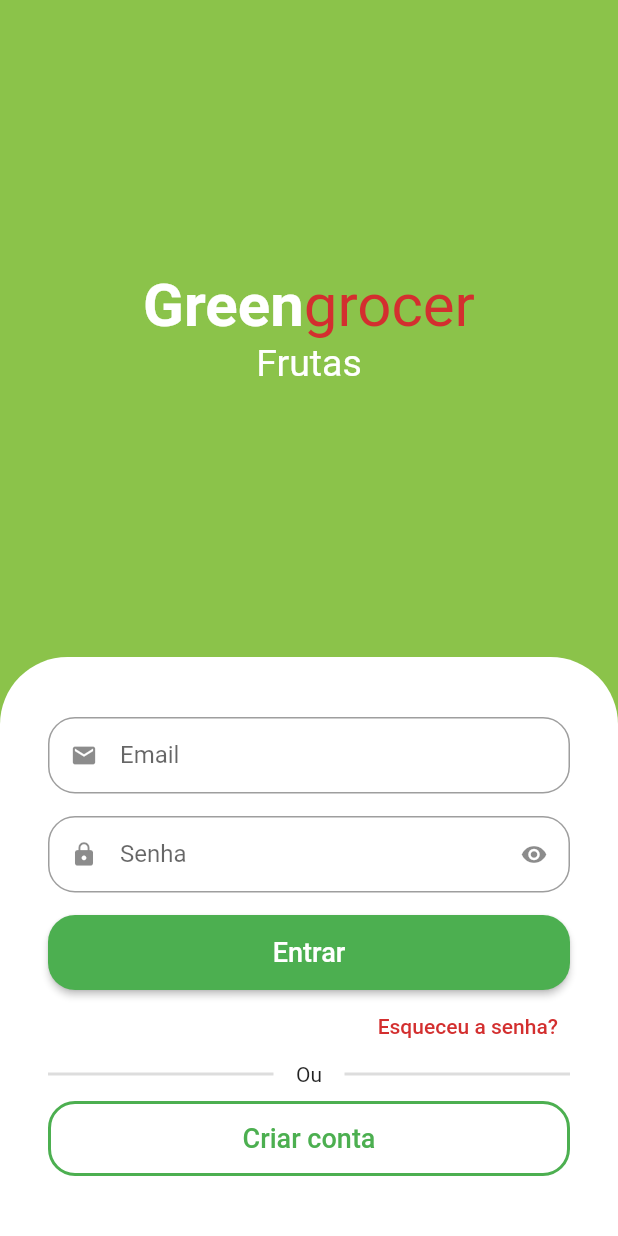
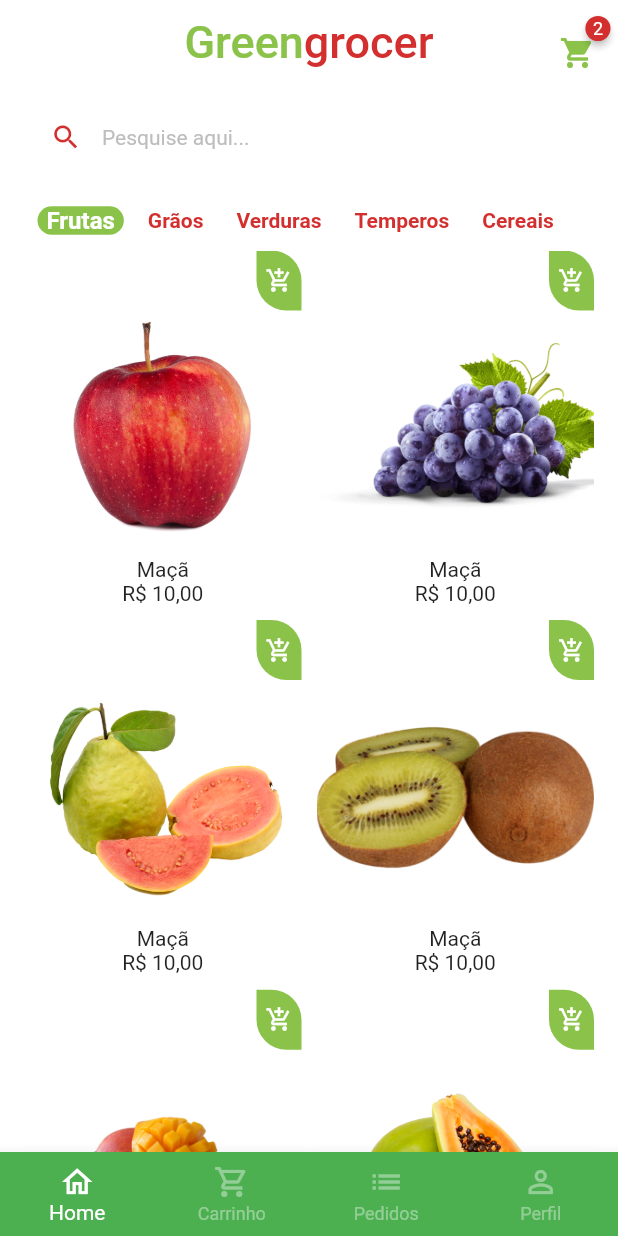
Before and after one commit to jvmMachado/greengrocer, a Flutter app: the screen it shows after launch, after a tap on "Entrar", on a phone screen of 412 x 824 dp. Run offline on Flutter 3.47's test engine with Material 2 defaults, Android fonts, the phone set to English and light mode, and no system bars; drawn by our look-alikes of animated_text_kit, badges; our stand-ins replace mask_text_input_formatter.

Commit message:
add img assets and start products grid on home page

```diff
--- a/lib/main.dart
+++ b/lib/main.dart
@@ -1,6 +1,5 @@
 import 'package:flutter/material.dart';
-
-import 'src/auth/sign_in_screen.dart';
+import 'package:greengrocer/src/pages/auth/sign_in_screen.dart';
 
 void main() {
   runApp(const MyApp());
@@ -16,6 +15,7 @@ class MyApp extends StatelessWidget {
       title: 'Flutter Demo',
       theme: ThemeData(
         primarySwatch: Colors.green,
+        scaffoldBackgroundColor: Colors.white.withAlpha(190),
       ),
       debugShowCheckedModeBanner: false,
       home: const SignInScreen(),
--- /dev/null
+++ b/lib/src/config/app_data.dart
@@ -0,0 +1,73 @@
+import '../models/item_model.dart';
+
+ItemModel apple = ItemModel(
+  description:
+      'A melhor maçã da região e que conta com o melhor preço de qualquer quitanda. Este item conta com vitaminas essenciais para o fortalecimento corporal, resultando em uma vida saudável.',
+  imgUrl: 'assets/fruits/apple.png',
+  itemName: 'Maçã',
+  price: 5.5,
+  unit: 'kg',
+);
+
+ItemModel grape = ItemModel(
+  imgUrl: 'assets/fruits/grape.png',
+  itemName: 'Uva',
+  price: 7.4,
+  unit: 'kg',
+  description:
+      'A melhor uva da região e que conta com o melhor preço de qualquer quitanda. Este item conta com vitaminas essenciais para o fortalecimento corporal, resultando em uma vida saudável.',
+);
+
+ItemModel guava = ItemModel(
+  imgUrl: 'assets/fruits/guava.png',
+  itemName: 'Goiaba',
+  price: 11.5,
+  unit: 'kg',
+  description:
+      'A melhor goiaba da região e que conta com o melhor preço de qualquer quitanda. Este item conta com vitaminas essenciais para o fortalecimento corporal, resultando em uma vida saudável.',
+);
+
+ItemModel kiwi = ItemModel(
+  imgUrl: 'assets/fruits/kiwi.png',
+  itemName: 'Kiwi',
+  price: 2.5,
+  unit: 'un',
+  description:
+      'O melhor kiwi da região e que conta com o melhor preço de qualquer quitanda. Este item conta com vitaminas essenciais para o fortalecimento corporal, resultando em uma vida saudável.',
+);
+
+ItemModel mango = ItemModel(
+  imgUrl: 'assets/fruits/mango.png',
+  itemName: 'Manga',
+  price: 2.5,
+  unit: 'un',
+  description:
+      'A melhor manga da região e que conta com o melhor preço de qualquer quitanda. Este item conta com vitaminas essenciais para o fortalecimento corporal, resultando em uma vida saudável.',
+);
+
+ItemModel papaya = ItemModel(
+  imgUrl: 'assets/fruits/papaya.png',
+  itemName: 'Mamão papaya',
+  price: 8,
+  unit: 'kg',
+  description:
+      'O melhor mamão da região e que conta com o melhor preço de qualquer quitanda. Este item conta com vitaminas essenciais para o fortalecimento corporal, resultando em uma vida saudável.',
+);
+
+// Lista de produtos
+List<ItemModel> items = [
+  apple,
+  grape,
+  guava,
+  kiwi,
+  mango,
+  papaya,
+];
+
+List<String> categories = [
+  'Frutas',
+  'Grãos',
+  'Verduras',
+  'Temperos',
+  'Cereais',
+];
--- /dev/null
+++ b/lib/src/models/item_model.dart
@@ -0,0 +1,15 @@
+class ItemModel {
+  String itemName;
+  String imgUrl;
+  String unit;
+  double price;
+  String description;
+
+  ItemModel({
+    required this.itemName,
+    required this.imgUrl,
+    required this.unit,
+    required this.price,
+    required this.description,
+  });
+}
--- a/lib/src/auth/sign_in_screen.dart
+++ b/lib/src/pages/auth/sign_in_screen.dart
@@ -1,8 +1,9 @@
 import 'package:animated_text_kit/animated_text_kit.dart';
 import 'package:flutter/material.dart';
-import 'package:greengrocer/src/auth/sign_up_screen.dart';
 import 'package:greengrocer/src/config/custom_colors.dart';
+import 'package:greengrocer/src/pages/auth/sign_up_screen.dart';
 
+import '../base/base_screen.dart';
 import 'components/custom_text_field.dart';
 
 class SignInScreen extends StatelessWidget {
@@ -94,7 +95,15 @@ class SignInScreen extends StatelessWidget {
                             borderRadius: BorderRadius.circular(18),
                           ),
                         ),
-                        onPressed: () {},
+                        onPressed: () {
+                          Navigator.of(context).pushReplacement(
+                            MaterialPageRoute(
+                              builder: (c) {
+                                return const BaseScreen();
+                              },
+                            ),
+                          );
+                        },
                         child: const Text(
                           'Entrar',
                           style: TextStyle(fontSize: 18),
--- a/lib/src/auth/sign_up_screen.dart
+++ b/lib/src/pages/auth/sign_up_screen.dart
@@ -1,7 +1,8 @@
 import 'package:flutter/material.dart';
-import 'package:greengrocer/src/auth/components/custom_text_field.dart';
 import 'package:greengrocer/src/config/custom_colors.dart';
 import 'package:mask_text_input_formatter/mask_text_input_formatter.dart';
+
+import 'components/custom_text_field.dart';
 
 class SignUpScreen extends StatelessWidget {
   SignUpScreen({Key? key}) : super(key: key);
--- /dev/null
+++ b/lib/src/pages/base/base_screen.dart
@@ -0,0 +1,58 @@
+import 'package:flutter/material.dart';
+
+import '../home/home_tab.dart';
+
+class BaseScreen extends StatefulWidget {
+  const BaseScreen({Key? key}) : super(key: key);
+
+  @override
+  State<BaseScreen> createState() => _BaseScreenState();
+}
+
+class _BaseScreenState extends State<BaseScreen> {
+  int selectedItem = 0;
+  final pageController = PageController();
+
+  @override
+  Widget build(BuildContext context) {
+    return Scaffold(
+      body: PageView(
+        physics: const NeverScrollableScrollPhysics(),
+        controller: pageController,
+        children: [
+          HomeTab(),
+          Container(
+            color: Colors.yellow,
+          ),
+          Container(
+            color: Colors.blue,
+          ),
+          Container(
+            color: Colors.purple,
+          ),
+        ],
+      ),
+      bottomNavigationBar: BottomNavigationBar(
+          type: BottomNavigationBarType.fixed,
+          backgroundColor: Colors.green,
+          selectedItemColor: Colors.white,
+          unselectedItemColor: Colors.white.withAlpha(100),
+          currentIndex: selectedItem,
+          onTap: (index) {
+            setState(() {
+              pageController.jumpToPage(index);
+              selectedItem = index;
+            });
+          },
+          items: const [
+            BottomNavigationBarItem(
+                icon: Icon(Icons.home_outlined), label: 'Home'),
+            BottomNavigationBarItem(
+                icon: Icon(Icons.shopping_cart_outlined), label: 'Carrinho'),
+            BottomNavigationBarItem(icon: Icon(Icons.list), label: 'Pedidos'),
+            BottomNavigationBarItem(
+                icon: Icon(Icons.person_outline), label: 'Perfil'),
+          ]),
+    );
+  }
+}
--- /dev/null
+++ b/lib/src/pages/home/components/category_tile.dart
@@ -0,0 +1,42 @@
+import 'package:flutter/material.dart';
+import 'package:greengrocer/src/config/custom_colors.dart';
+
+class CategoryTile extends StatelessWidget {
+  final String category;
+  final bool isSelected;
+  final VoidCallback onPressed;
+
+  const CategoryTile({
+    Key? key,
+    required this.category,
+    required this.isSelected,
+    required this.onPressed,
+  }) : super(key: key);
+
+  @override
+  Widget build(BuildContext context) {
+    return GestureDetector(
+      onTap: onPressed,
+      child: Align(
+        child: Container(
+          padding: const EdgeInsets.symmetric(horizontal: 6),
+          decoration: BoxDecoration(
+            borderRadius: BorderRadius.circular(10),
+            color: isSelected
+                ? CustomColors.customSwatchColor
+                : Colors.transparent,
+          ),
+          child: Text(
+            category,
+            style: TextStyle(
+              color:
+                  isSelected ? Colors.white : CustomColors.customContrastColor,
+              fontWeight: FontWeight.bold,
+              fontSize: isSelected ? 16 : 14,
+            ),
+          ),
+        ),
+      ),
+    );
+  }
+}
--- /dev/null
+++ b/lib/src/pages/home/home_tab.dart
@@ -0,0 +1,187 @@
+import 'package:badges/badges.dart';
+import 'package:flutter/material.dart';
+import 'package:greengrocer/src/config/custom_colors.dart';
+
+// ignore: library_prefixes
+import '../../config/app_data.dart' as appData;
+import 'components/category_tile.dart';
+
+class HomeTab extends StatefulWidget {
+  const HomeTab({Key? key}) : super(key: key);
+
+  @override
+  State<HomeTab> createState() => _HomeTabState();
+}
+
+class _HomeTabState extends State<HomeTab> {
+  late int selectedCategory;
+
+  @override
+  void initState() {
+    super.initState();
+    selectedCategory = 0;
+  }
+
+  @override
+  Widget build(BuildContext context) {
+    return Scaffold(
+      appBar: AppBar(
+        backgroundColor: Colors.transparent,
+        elevation: 0,
+        centerTitle: true,
+        title: Text.rich(
+          TextSpan(
+            style: const TextStyle(
+              fontSize: 30,
+            ),
+            children: [
+              TextSpan(
+                text: 'Green',
+                style: TextStyle(color: CustomColors.customSwatchColor),
+              ),
+              TextSpan(
+                text: 'grocer',
+                style: TextStyle(color: CustomColors.customContrastColor),
+              ),
+            ],
+          ),
+        ),
+        actions: [
+          Padding(
+            padding: const EdgeInsets.only(top: 15, right: 15),
+            child: GestureDetector(
+              onTap: () {},
+              child: Badge(
+                badgeColor: CustomColors.customContrastColor,
+                badgeContent: const Text(
+                  '2',
+                  style: TextStyle(
+                    color: Colors.white,
+                    fontSize: 12,
+                  ),
+                ),
+                child: Icon(
+                  Icons.shopping_cart,
+                  color: CustomColors.customSwatchColor,
+                ),
+              ),
+            ),
+          ),
+        ],
+      ),
+      body: Column(
+        children: [
+          //* Campo de pesquisa
+          Padding(
+            padding: const EdgeInsets.symmetric(horizontal: 20, vertical: 10),
+            child: TextFormField(
+              decoration: InputDecoration(
+                filled: true,
+                fillColor: Colors.white,
+                isDense: true,
+                hintText: 'Pesquise aqui...',
+                hintStyle: TextStyle(
+                  color: Colors.grey.shade400,
+                  fontSize: 14,
+                ),
+                prefixIcon: Icon(
+                  Icons.search,
+                  color: CustomColors.customContrastColor,
+                  size: 21,
+                ),
+                border: OutlineInputBorder(
+                  borderRadius: BorderRadius.circular(60),
+                  borderSide: const BorderSide(
+                    width: 0,
+                    style: BorderStyle.none,
+                  ),
+                ),
+              ),
+            ),
+          ),
+          //* Categorias
+          Container(
+            padding: const EdgeInsets.only(left: 25),
+            height: 40,
+            child: ListView.separated(
+                scrollDirection: Axis.horizontal,
+                itemBuilder: (_, index) {
+                  return CategoryTile(
+                    category: appData.categories[index],
+                    isSelected: index == selectedCategory,
+                    onPressed: () {
+                      setState(() {
+                        selectedCategory = index;
+                      });
+                    },
+                  );
+                },
+                separatorBuilder: (_, index) => const SizedBox(
+                      width: 10,
+                    ),
+                itemCount: appData.categories.length),
+          ),
+          //* Grid
+          Expanded(
+            child: GridView.builder(
+              padding: const EdgeInsets.fromLTRB(16, 0, 16, 16),
+              physics: const BouncingScrollPhysics(),
+              gridDelegate: const SliverGridDelegateWithFixedCrossAxisCount(
+                crossAxisCount: 2,
+                mainAxisSpacing: 10,
+                crossAxisSpacing: 10,
+                childAspectRatio: 9 / 11.5,
+              ),
+              itemCount: appData.items.length,
+              itemBuilder: (gridContext, index) {
+                return Stack(
+                  children: [
+                    Container(
+                      width: MediaQuery.of(gridContext).size.width,
+                      decoration: BoxDecoration(
+                        color: Colors.white,
+                        borderRadius: BorderRadius.circular(20),
+                        image: DecorationImage(
+                          image: AssetImage(
+                            appData.items[index].imgUrl,
+                          ),
+                        ),
+                      ),
+                      child: Column(
+                        children: const [
+                          Spacer(),
+                          Text('Maçã'),
+                          Text('R\$ 10,00'),
+                        ],
+                      ),
+                    ),
+                    Positioned(
+                      right: 0,
+                      top: 0,
+                      child: Container(
+                        width: 30,
+                        height: 40,
+                        decoration: BoxDecoration(
+                          color: CustomColors.customSwatchColor,
+                          borderRadius: const BorderRadius.only(
+                            topRight: Radius.circular(20),
+                            bottomLeft: Radius.circular(20),
+                          ),
+                        ),
+                        child: const Icon(
+                          Icons.add_shopping_cart_outlined,
+                          size: 18,
+                          color: Colors.white,
+                        ),
+                      ),
+                    )
+                  ],
+                );
+              },
+            ),
+          )
+        ],
+      ),
+    );
+  }
+}
```
Also changed, not shown: pubspec.yaml (+4 -53 lines), assets/fruits/apple.png (added), assets/fruits/grape.png (added), assets/fruits/guava.png (added), assets/fruits/kiwi.png (added), assets/fruits/mango.png (added), assets/fruits/papaya.png (added), lib/src/pages/auth/components/custom_text_field.dart (renamed from lib/src/auth/components/custom_text_field.dart), pubspec.lock.
